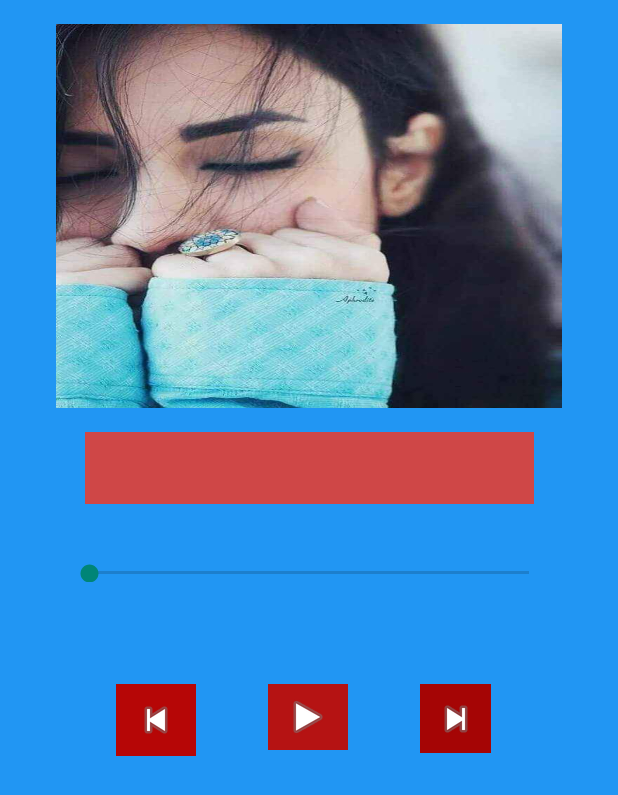
After one commit to Rozogar/Aryanna_Sayeed, an Android app built with Jetpack Compose: the Show screen opened directly, with no data from a screen before it, on a phone screen of 412 x 824 dp. The commit adds this screen. Shown: the top 795 px of the screen. Run offline under Robolectric (Android 15) with nearby library versions, the phone set to English and light mode, and no system bars.

Commit message:
Up to this step I set the transformation between two activites, and even I handle the play button for this app.but still the previous and next button is not working yet. as soon as possible I will set those features also. right away my app is working correctly for play the each item of the listview.

```diff
--- a/app/src/main/AndroidManifest.xml
+++ b/app/src/main/AndroidManifest.xml
@@ -7,11 +7,14 @@
         android:dataExtractionRules="@xml/data_extraction_rules"
         android:fullBackupContent="@xml/backup_rules"
         android:icon="@mipmap/icon_launcher"
-        android:label="@string/app_name"
         android:roundIcon="@mipmap/icon_launcher_round"
         android:supportsRtl="true"
         android:theme="@style/Theme.Aryanna"
         tools:targetApi="31">
+        <activity
+            android:name=".ui.theme.Show"
+            android:exported="false"
+            android:theme="@style/Theme.AppCompat.DayNight.NoActionBar" />
         <activity
             android:name=".ui.theme.Song_list"
             android:exported="false"
--- a/app/src/main/java/com/rozogar/aryanna/ui/theme/Home.java
+++ b/app/src/main/java/com/rozogar/aryanna/ui/theme/Home.java
@@ -39,6 +39,7 @@ private Button btnExit;
             public void onClick(View v) {
                 Intent intent = new Intent(Home.this, Song_list.class);
                 startActivity(intent);
+                finish();
             }
         });
     }
--- /dev/null
+++ b/app/src/main/java/com/rozogar/aryanna/ui/theme/Show.java
@@ -0,0 +1,135 @@
+package com.rozogar.aryanna.ui.theme;
+
+import android.content.Intent;
+import android.media.MediaPlayer;
+import android.net.Uri;
+import android.os.Bundle;
+import android.view.View;
+import android.widget.ImageButton;
+import android.widget.ImageView;
+import android.widget.SeekBar;
+import android.widget.TextView;
+import android.widget.Toast;
+import android.widget.ToggleButton;
+
+import androidx.activity.EdgeToEdge;
+import androidx.appcompat.app.AppCompatActivity;
+import androidx.core.graphics.Insets;
+import androidx.core.view.ViewCompat;
+import androidx.core.view.WindowInsetsCompat;
+
+import com.rozogar.aryanna.R;
+
+import java.io.IOException;
+
+public class Show extends AppCompatActivity {
+private ImageView img;
+private TextView txt1;
+private SeekBar seek;
+private ImageButton btnpre;
+private ImageButton btnnext;
+private ImageButton btnplay;
+    MediaPlayer player;
+
+    @Override
+    protected void onCreate(Bundle savedInstanceState) {
+        super.onCreate(savedInstanceState);
+        setContentView(R.layout.activity_show);
+        setUpView();
+       adusting();
+
+
+    }
+
+    private void adusting() {
+        Intent intent = getIntent();
+        if (intent != null){
+            Music clickedMusic = (Music) intent.getSerializableExtra("clickedMusic");
+            if(clickedMusic != null) {
+                int imageResource = clickedMusic.getImage();
+                String musicName = clickedMusic.getTxt();
+                int ahang = clickedMusic.getAhang();
+                img.setImageResource(imageResource);
+                txt1.setText(musicName);
+                btnplay.setOnClickListener(new View.OnClickListener() {
+                    @Override
+                    public void onClick(View v) {
+                        MediaPlayer player = MediaPlayerManager.getMediaPlayerInstance();
+                        if (!player.isPlaying()) {
+                            try {
+                                player.reset();
+                                player.setDataSource(Show.this, Uri.parse("android.resource://" + getPackageName() + "/" + ahang));
+                                player.prepare();
+                                player.start();
+                            } catch (IOException e) {
+                                e.printStackTrace();
+                            }
+                        }else {
+                            if(player.isPlaying()) {
+                                player.pause();
+                            }
+                        }
+                    }
+                });
+            } else {
+                Toast.makeText(this, "music is null", Toast.LENGTH_SHORT).show();
+            }
+
+//            btnpre.setOnClickListener(new View.OnClickListener() {
+//                @Override
+//                public void onClick(View v) {
+//                    // Retrieve the current song data from the intent
+//                    Intent intent = getIntent();
+//                    if (intent != null) {
+//                        Music currentMusic = (Music) intent.getSerializableExtra("clickedMusic");
+//                        if (currentMusic != null) {
+//                            // Get the index of the previous song in the playlist
+//                            int currentIndex = currentMusic.getIndex(); // Assuming you have an index for each song in the playlist
+//                            int previousIndex = currentIndex - 1;
+//                            if (previousIndex >= 0) {
+//                                // Retrieve the previous song from the playlist using its index
+//                                Music previousMusic = getMusicFromPlaylist(previousIndex); // Implement this method to get the previous song from the playlist
+//                                if (previousMusic != null) {
+//                                    // Start the Show activity with the previous song data
+//                                    Intent showIntent = new Intent(Show.this, Show.class);
+//                                    showIntent.putExtra("clickedMusic", previousMusic);
+//                                    startActivity(showIntent);
+//                                }
+//                            } else {
+//                                // No previous song available
+//                                Toast.makeText(Show.this, "No previous song available", Toast.LENGTH_SHORT).show();
+//                            }
+//                        }
+//                    }
+//                }
+//            });
+//
+
+        }
+    }
+
+//    private Music getMusicFromPlaylist(int previousIndex) {
+//
+//    }
+
+
+    private void setUpView() {
+        img = findViewById(R.id.img);
+        txt1 =findViewById(R.id.txt1);
+        seek = findViewById(R.id.seek);
+        btnnext = findViewById(R.id.btnnext);
+        btnplay = findViewById(R.id.btnplay);
+        btnpre = findViewById(R.id.btnpre);
+
+
+    }
+
+
+
+    protected void onDestroy() {
+        super.onDestroy();
+        if (player != null) {
+            player.release();
+        }
+    }
+}
--- a/app/src/main/java/com/rozogar/aryanna/ui/theme/Splash.java
+++ b/app/src/main/java/com/rozogar/aryanna/ui/theme/Splash.java
@@ -25,6 +25,7 @@ private Handler handler = new Handler();
            public void run() {
                Intent intent = new Intent(Splash.this, Home.class);
                startActivity(intent);
+               finish();
            }
        }, 2000);
 
--- a/app/src/main/res/layout/activity_home.xml
+++ b/app/src/main/res/layout/activity_home.xml
@@ -14,7 +14,7 @@
         android:layout_height="56dp"
         android:layout_marginTop="236dp"
         android:background="#03A9F4"
-        android:text="Songs"
+        android:text="@string/songs"
         android:textSize="20sp"
         app:layout_constraintEnd_toEndOf="parent"
         app:layout_constraintStart_toStartOf="parent"
@@ -26,7 +26,7 @@
         android:layout_height="56dp"
         android:layout_marginTop="32dp"
         android:background="#03A9F4"
-        android:text="Exit"
+        android:text="@string/exit"
         android:textSize="20sp"
         app:layout_constraintEnd_toEndOf="parent"
         app:layout_constraintStart_toStartOf="parent"
--- /dev/null
+++ b/app/src/main/res/layout/activity_show.xml
@@ -0,0 +1,76 @@
+<?xml version="1.0" encoding="utf-8"?>
+<androidx.constraintlayout.widget.ConstraintLayout xmlns:android="http://schemas.android.com/apk/res/android"
+    xmlns:app="http://schemas.android.com/apk/res-auto"
+    xmlns:tools="http://schemas.android.com/tools"
+    android:id="@+id/main"
+    android:layout_width="match_parent"
+    android:layout_height="match_parent"
+    android:background="#2196F3"
+    tools:context=".ui.theme.Show">
+
+    <ImageButton
+        android:id="@+id/btnplay"
+        android:layout_width="53dp"
+        android:layout_height="44dp"
+        android:layout_marginTop="68dp"
+        android:background="#B51313"
+        app:layout_constraintEnd_toEndOf="parent"
+        app:layout_constraintHorizontal_bias="0.498"
+        app:layout_constraintStart_toStartOf="parent"
+        app:layout_constraintTop_toBottomOf="@+id/seek"
+        app:srcCompat="@android:drawable/ic_media_play" />
+
+    <ImageButton
+        android:id="@+id/btnpre"
+        android:layout_width="53dp"
+        android:layout_height="48dp"
+        android:layout_marginTop="68dp"
+        android:layout_marginEnd="48dp"
+        android:background="#B60606"
+        app:layout_constraintEnd_toStartOf="@+id/btnplay"
+        app:layout_constraintTop_toBottomOf="@+id/seek"
+        app:srcCompat="@android:drawable/ic_media_previous" />
+
+    <ImageButton
+        android:id="@+id/btnnext"
+        android:layout_width="47dp"
+        android:layout_height="46dp"
+        android:layout_marginStart="48dp"
+        android:layout_marginTop="68dp"
+        android:background="#A50505"
+        app:layout_constraintStart_toEndOf="@+id/btnplay"
+        app:layout_constraintTop_toBottomOf="@+id/seek"
+        app:srcCompat="@android:drawable/ic_media_next" />
+
+    <ImageView
+        android:id="@+id/img"
+        android:layout_width="337dp"
+        android:layout_height="256dp"
+        android:layout_marginTop="16dp"
+        android:scaleType="fitXY"
+        app:layout_constraintEnd_toEndOf="parent"
+        app:layout_constraintStart_toStartOf="parent"
+        app:layout_constraintTop_toTopOf="parent"
+        app:srcCompat="@drawable/g" />
+
+    <SeekBar
+        android:id="@+id/seek"
+        android:layout_width="325dp"
+        android:layout_height="12dp"
+        android:layout_marginTop="40dp"
+        app:layout_constraintEnd_toEndOf="parent"
+        app:layout_constraintStart_toStartOf="parent"
+        app:layout_constraintTop_toBottomOf="@+id/txt1" />
+
+    <TextView
+        android:id="@+id/txt1"
+        android:layout_width="299dp"
+        android:layout_height="48dp"
+        android:layout_marginTop="16dp"
+        android:background="#CF4747"
+        android:textAlignment="center"
+        android:textSize="20sp"
+        app:layout_constraintEnd_toEndOf="parent"
+        app:layout_constraintStart_toStartOf="parent"
+        app:layout_constraintTop_toBottomOf="@+id/img" />
+</androidx.constraintlayout.widget.ConstraintLayout>
--- a/app/src/main/res/values/strings.xml
+++ b/app/src/main/res/values/strings.xml
@@ -15,7 +15,7 @@
     <string name="Dilam_Tang_Ast">Dilam_Tang_Ast</string>
     <string name="Gola_Bordem">Gola_Bordem</string>
     <string name="Guitar">Guitar</string>
-    <string name="Gulfam">Guitar</string>
+    <string name="Gulfam">Gulfam</string>
     <string name="Habibi">Habibi</string>
     <string name="Hairanam">Hairanam</string>
     <string name="Hazargi">Hazargi</string>
@@ -43,4 +43,6 @@
     <string name="Tu_Behtarin_Yaar">Tu_Behtarin_Yaar</string>
     <string name="Yaar_e_Bamyani">Yaar_e_Bamyani</string>
     <string name="Yallah_Yallah">Yallah_Yallah</string>
+    <string name="songs">Songs</string>
+    <string name="exit">Exit</string>
 </resources>
```
Also changed, not shown: app/src/main/java/com/rozogar/aryanna/ui/theme/MediaPlayerManager.java (added, +15 -0 lines), app/src/main/java/com/rozogar/aryanna/ui/theme/Music.java (+25 -1 lines), app/src/main/java/com/rozogar/aryanna/ui/theme/Song_list.java (+68 -2 lines), 1 other file.
